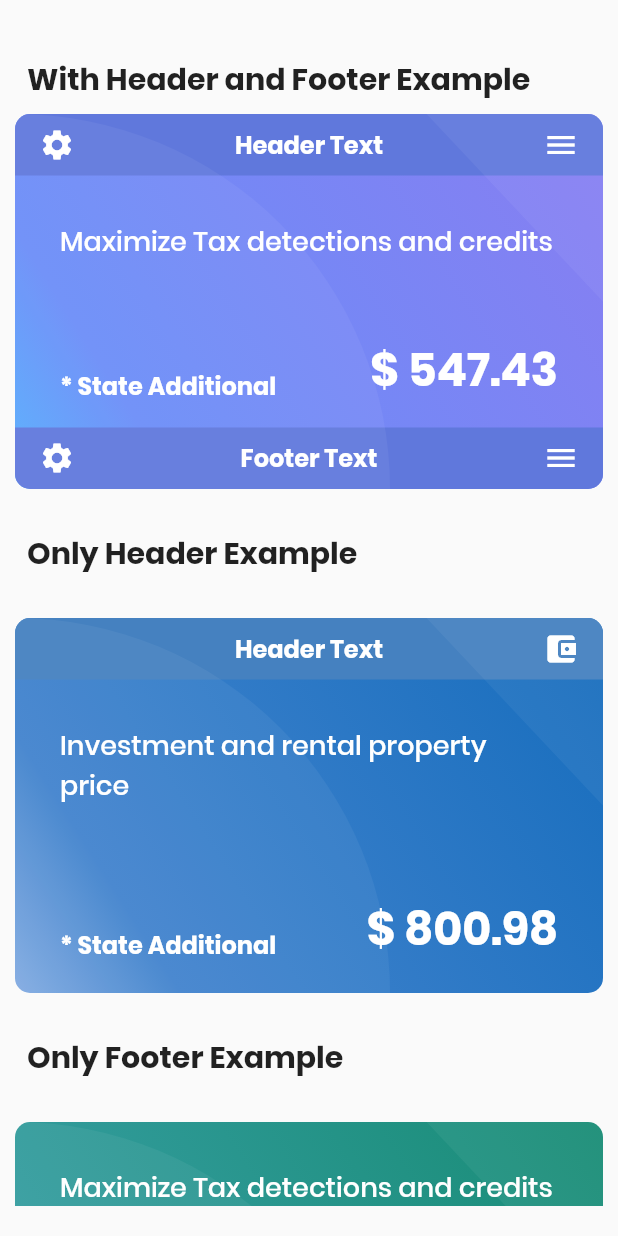
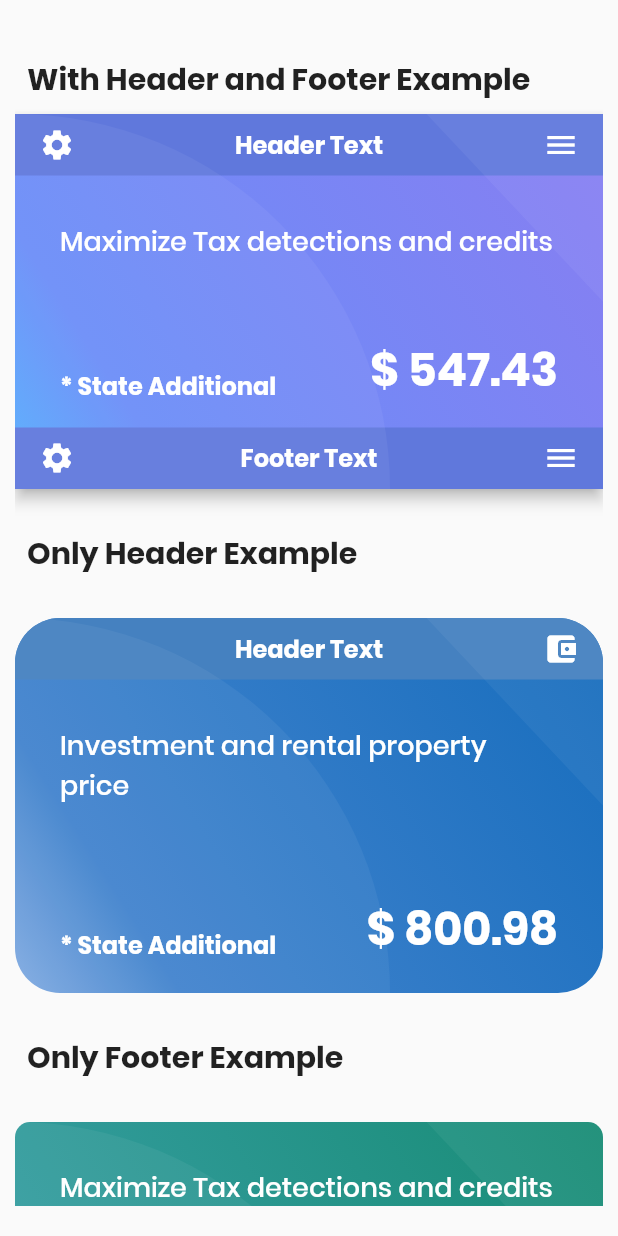
Before and after one commit to FlutterDev88/Awesome-DesignPage-Using-Flutter, a Flutter app: the ColoredCardPage screen opened directly, on a phone screen of 412 x 824 dp. Run offline on Flutter 3.47's test engine with Material 2 defaults, Android fonts, the phone set to English and light mode, and no system bars; our stand-ins replace flutter_swiper, local_auth; missing offline and left inert: flutter_lock_screen.

Commit message:
new page colored changes

```diff
--- a/lib/colored_card_page.dart
+++ b/lib/colored_card_page.dart
@@ -23,7 +23,8 @@ class ColoredCardPage extends StatelessWidget {
               headerColor: Color(0xFF6078dc),
               footerColor: Color(0xFF6078dc),
               cardHeight: 250,
-              borderRadius: 10,
+              //borderRadius: 10,
+              elevation: 4,
               bodyColor: Color(0xFF6c8df6),
               showFooter: true,
               bodyGradient: LinearGradient(
@@ -147,7 +148,7 @@ class ColoredCardPage extends StatelessWidget {
               headerColor: Color(0xFF4581c0),
               footerColor: Color(0xFF6078dc),
               cardHeight: 250,
-              borderRadius: 10,
+              borderRadius: 30,
               bodyColor: Color(0xFF6c8df6),
               showFooter: false,
               bodyGradient: LinearGradient(
--- a/lib/widgets/colored_card.dart
+++ b/lib/widgets/colored_card.dart
@@ -5,6 +5,7 @@ import 'package:flutter/material.dart';
 class ColoredCard extends StatefulWidget {
   final double cardHeight;
   final double padding;
+  final double elevation;
   final bool showHeader;
   final bool showFooter;
   final Widget bodyContent;
@@ -29,7 +30,8 @@ class ColoredCard extends StatefulWidget {
       this.headerColor,
       this.bodyColor,
       this.footerColor,
-      this.borderRadius,
+      this.borderRadius = 0.0,
+      this.elevation = 0.0,
       this.cardHeight = 200,
       this.padding = 20})
       : super(
@@ -42,7 +44,10 @@ class ColoredCard extends StatefulWidget {
 class _ColoredCardState extends State<ColoredCard> {
   @override
   Widget build(BuildContext context) {
-    return Container(
+    return Material(
+      elevation: widget.elevation,
+      borderRadius: BorderRadius.circular(widget.borderRadius),
+      child: Container(
         height: widget.cardHeight,
         width: MediaQuery.of(context).size.width - widget.padding,
         decoration: BoxDecoration(
@@ -101,6 +106,7 @@ class _ColoredCardState extends State<ColoredCard> {
               ),
             ),
           ],
+        ),
       ),
     );
   }
```
Lines whose indentation alone changed are shown as unchanged.
